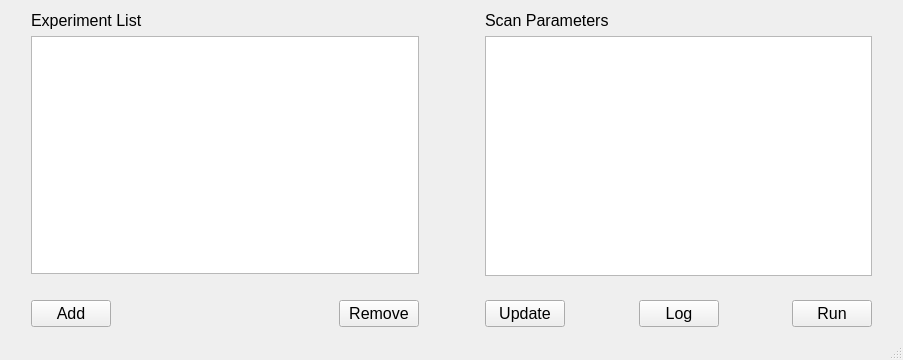
This is smartfMRI/smartfmri.ui in wuzhuobin/smartfMRI as Qt 5 draws it before an edit. The edited form follows.
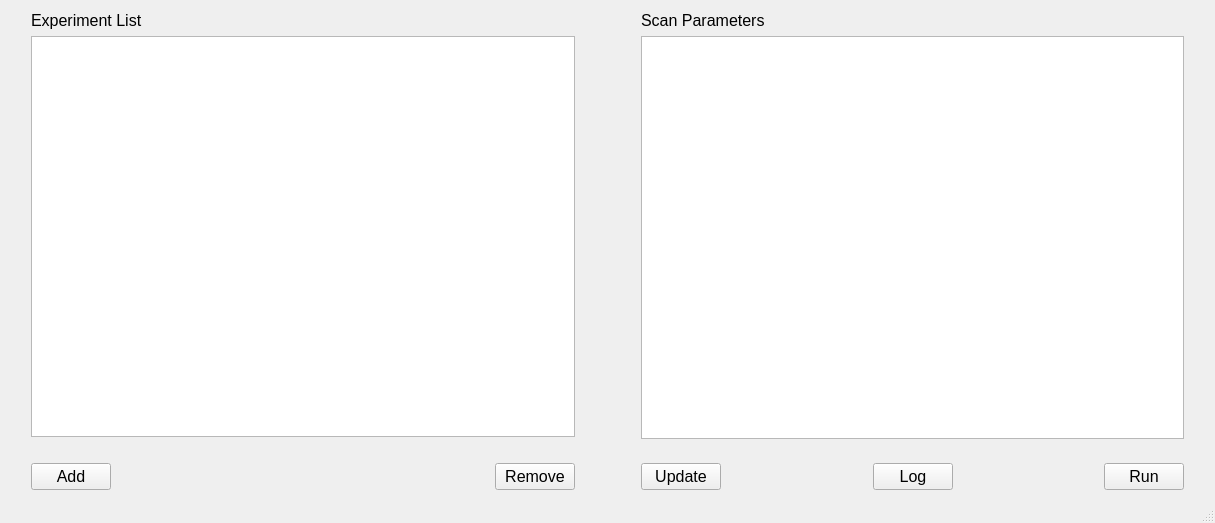
This is the edited form.

```diff
--- a/smartfMRI/smartfmri.ui
+++ b/smartfMRI/smartfmri.ui
@@ -6,8 +6,8 @@
    <rect>
     <x>0</x>
     <y>0</y>
-    <width>903</width>
-    <height>360</height>
+    <width>1215</width>
+    <height>523</height>
    </rect>
   </property>
   <property name="windowTitle">
```
